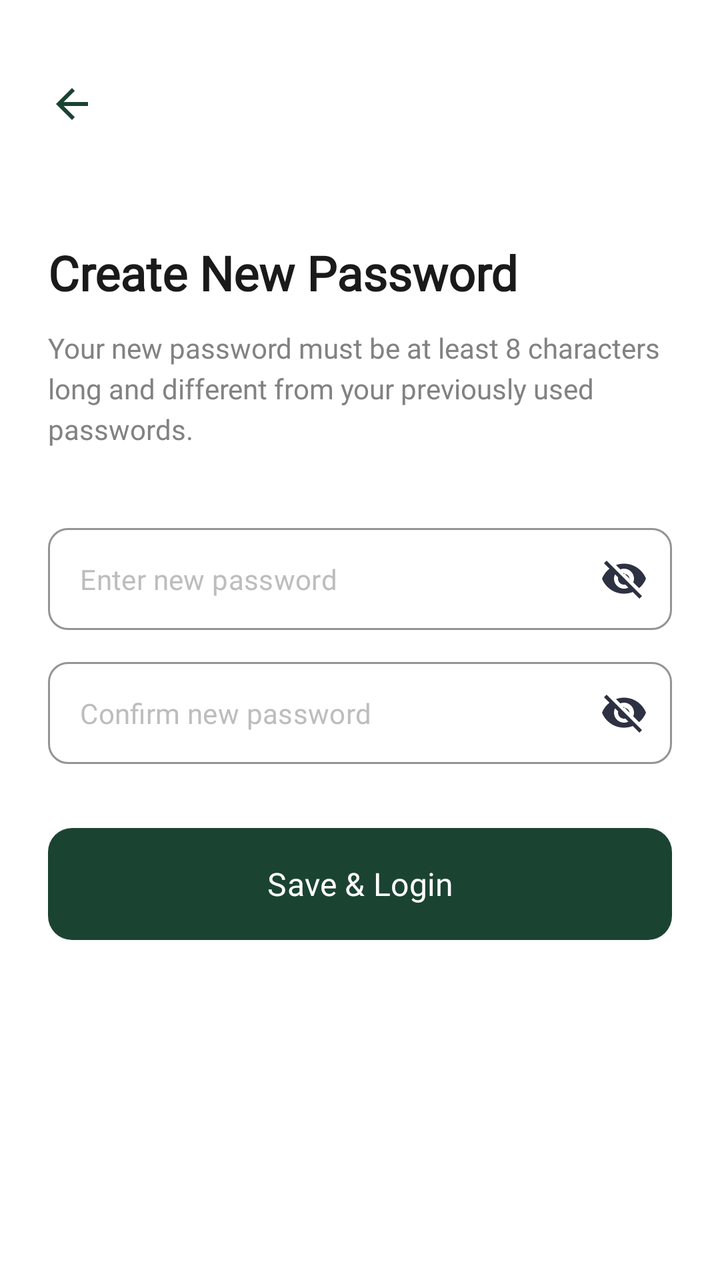
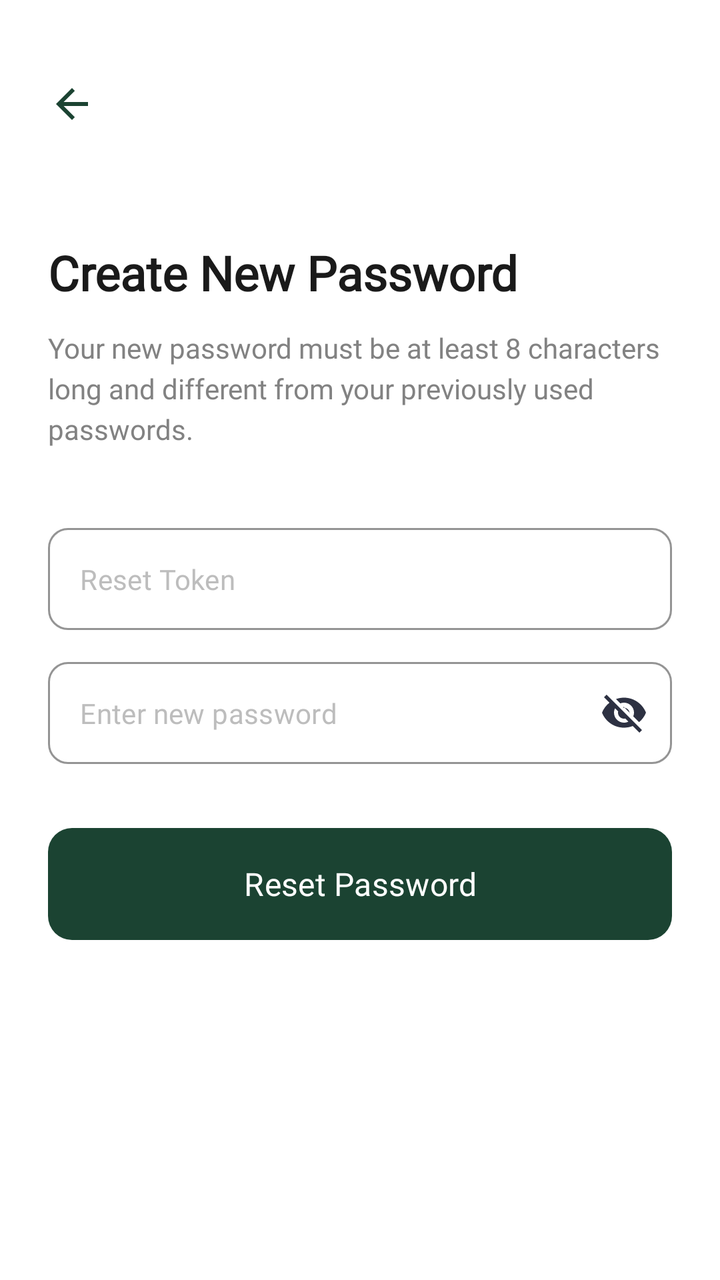

An Android layout rendered at two revisions. The XML below is the earlier revision; the diff shows what the commit changed to produce the second picture.
<!-- AndroidManifest.xml: application theme Theme.HarvestHubMobile -->
<!-- res/layout/activity_reset_password.xml -->
<?xml version="1.0" encoding="utf-8"?>
<androidx.constraintlayout.widget.ConstraintLayout xmlns:android="http://schemas.android.com/apk/res/android"
    xmlns:app="http://schemas.android.com/apk/res-auto"
    xmlns:tools="http://schemas.android.com/tools"
    android:layout_width="match_parent"
    android:layout_height="match_parent"
    android:background="@color/white"
    android:padding="24dp">

    <ImageView
        android:id="@+id/btnBack"
        android:layout_width="24dp"
        android:layout_height="24dp"
        android:layout_marginTop="16dp"
        android:clickable="true"
        android:focusable="true"
        android:src="@drawable/ic_back"
        app:layout_constraintStart_toStartOf="parent"
        app:layout_constraintTop_toTopOf="parent"
        app:tint="#1B4332"
        android:contentDescription="Back" />

    <TextView
        android:id="@+id/tvTitle"
        android:layout_width="wrap_content"
        android:layout_height="wrap_content"
        android:layout_marginTop="56dp"
        android:fontFamily="@font/plus_jakarta_sans_bold"
        android:text="Create New Password"
        android:textColor="#1A1A1A"
        android:textSize="24sp"
        android:textStyle="bold"
        app:layout_constraintStart_toStartOf="parent"
        app:layout_constraintTop_toBottomOf="@id/btnBack" />

    <TextView
        android:id="@+id/tvSubtitle"
        android:layout_width="0dp"
        android:layout_height="wrap_content"
        android:layout_marginTop="12dp"
        android:fontFamily="@font/plus_jakarta_sans"
        android:text="Your new password must be at least 8 characters long and different from your previously used passwords."
        android:textColor="#828282"
        android:textSize="14sp"
        android:lineSpacingExtra="4dp"
        app:layout_constraintEnd_toEndOf="parent"
        app:layout_constraintStart_toStartOf="parent"
        app:layout_constraintTop_toBottomOf="@id/tvTitle" />

    <com.google.android.material.textfield.TextInputLayout
        android:id="@+id/tilNewPassword"
        style="@style/Widget.MaterialComponents.TextInputLayout.OutlinedBox"
        android:layout_width="match_parent"
        android:layout_height="wrap_content"
        android:layout_marginTop="40dp"
        app:boxStrokeColor="#CCCCCC"
        app:boxCornerRadiusBottomEnd="10dp"
        app:boxCornerRadiusBottomStart="10dp"
        app:boxCornerRadiusTopEnd="10dp"
        app:boxCornerRadiusTopStart="10dp"
        app:hintEnabled="false"
        app:layout_constraintTop_toBottomOf="@id/tvSubtitle"
        app:endIconMode="password_toggle"
        app:endIconTint="#2D3142"
        app:endIconDrawable="@drawable/ic_visibility_off">

        <com.google.android.material.textfield.TextInputEditText
            android:id="@+id/etNewPassword"
            android:layout_width="match_parent"
            android:layout_height="wrap_content"
            android:hint="Enter new password"
            android:inputType="textPassword"
            android:padding="16dp"
            android:textColor="#1A1A1A"
            android:textColorHint="#BDBDBD"
            android:textSize="14sp"
            android:fontFamily="@font/plus_jakarta_sans" />
    </com.google.android.material.textfield.TextInputLayout>

    <com.google.android.material.textfield.TextInputLayout
        android:id="@+id/tilConfirmPassword"
        style="@style/Widget.MaterialComponents.TextInputLayout.OutlinedBox"
        android:layout_width="match_parent"
        android:layout_height="wrap_content"
        android:layout_marginTop="16dp"
        app:boxStrokeColor="#CCCCCC"
        app:boxCornerRadiusBottomEnd="10dp"
        app:boxCornerRadiusBottomStart="10dp"
        app:boxCornerRadiusTopEnd="10dp"
        app:boxCornerRadiusTopStart="10dp"
        app:hintEnabled="false"
        app:layout_constraintTop_toBottomOf="@id/tilNewPassword"
        app:endIconMode="password_toggle"
        app:endIconTint="#2D3142"
        app:endIconDrawable="@drawable/ic_visibility_off">

        <com.google.android.material.textfield.TextInputEditText
            android:id="@+id/etConfirmPassword"
            android:layout_width="match_parent"
            android:layout_height="wrap_content"
            android:hint="Confirm new password"
            android:inputType="textPassword"
            android:padding="16dp"
            android:textColor="#1A1A1A"
            android:textColorHint="#BDBDBD"
            android:textSize="14sp"
            android:fontFamily="@font/plus_jakarta_sans" />
    </com.google.android.material.textfield.TextInputLayout>

    <com.google.android.material.button.MaterialButton
        android:id="@+id/btnSave"
        android:layout_width="match_parent"
        android:layout_height="56dp"
        android:layout_marginTop="32dp"
        android:insetTop="0dp"
        android:insetBottom="0dp"
        android:text="Save &amp; Login"
        android:textAllCaps="false"
        android:textColor="@color/white"
        android:textSize="16sp"
        android:fontFamily="@font/plus_jakarta_sans_bold"
        app:backgroundTint="#1B4332"
        app:cornerRadius="12dp"
        app:layout_constraintTop_toBottomOf="@id/tilConfirmPassword" />

</androidx.constraintlayout.widget.ConstraintLayout>
<!-- resources referenced by this layout -->
<resources>
  <color name="white">#FFFFFFFF</color>
  <!-- drawable ic_back (drawable) -->
  <vector xmlns:android="http://schemas.android.com/apk/res/android"
      android:width="24dp"
      android:height="24dp"
      android:viewportWidth="24"
      android:viewportHeight="24">
      <path
          android:fillColor="@android:color/black"
          android:pathData="M20,11H7.83l5.59,-5.59L12,4l-8,8 8,8 1.41,-1.41L7.83,13H20v-2z" />
  </vector>
  <!-- drawable ic_visibility_off (drawable) -->
  <vector xmlns:android="http://schemas.android.com/apk/res/android"
      android:width="24dp"
      android:height="24dp"
      android:viewportWidth="24"
      android:viewportHeight="24">
      <path
          android:fillColor="@color/text_gray_light"
          android:pathData="M12,7c2.76,0 5,2.24 5,5 0,0.65 -0.13,1.26 -0.36,1.82l2.92,2.92c1.51,-1.26 2.7,-2.89 3.44,-4.74 -1.73,-4.39 -6,-7.5 -11,-7.5 -1.4,0 -2.74,0.25 -3.98,0.7l2.16,2.16C10.74,7.13 11.35,7 12,7zM2,4.27l2.28,2.28 0.46,0.46C3.08,8.3 1.78,10.02 1,12c1.73,4.39 6,7.5 11,7.5 1.55,0 3.03,-0.3 4.38,-0.84l0.42,0.42L19.73,22 21,20.73 3.27,3 2,4.27zM7.53,9.8l1.55,1.55c-0.05,0.21 -0.08,0.43 -0.08,0.65 0,1.66 1.34,3 3,3 0.22,0 0.44,-0.03 0.65,-0.08l1.55,1.55c-0.67,0.33 -1.41,0.53 -2.2,0.53 -2.76,0 -5,-2.24 -5,-5 0,-0.79 0.2,-1.53 0.53,-2.2zM11.84,9.02l3.14,3.14 -0.14,0.34c0,-1.66 -1.34,-3 -3,-3l-0.34,0.14z" />
  </vector>
  <style name="Theme.HarvestHubMobile" parent="Base.Theme.HarvestHubMobile" />
  <color name="text_gray_light">#D1D1D1</color>
  <style name="Base.Theme.HarvestHubMobile" parent="Theme.Material3.DayNight.NoActionBar">
          
          <item name="colorPrimary">@color/primary_green</item>
          <item name="android:statusBarColor">@color/white</item>
          <item name="android:fontFamily">@font/plus_jakarta_sans</item>
      </style>
  <color name="primary_green">#1B4332</color>
</resources>

<!-- the commit's change to res/layout/activity_reset_password.xml (unified diff, before → after) -->
@@ -48,7 +48,7 @@
         app:layout_constraintTop_toBottomOf="@id/tvTitle" />
 
     <com.google.android.material.textfield.TextInputLayout
-        android:id="@+id/tilNewPassword"
+        android:id="@+id/tilResetToken"
         style="@style/Widget.MaterialComponents.TextInputLayout.OutlinedBox"
         android:layout_width="match_parent"
         android:layout_height="wrap_content"
@@ -59,13 +59,40 @@
         app:boxCornerRadiusTopEnd="10dp"
         app:boxCornerRadiusTopStart="10dp"
         app:hintEnabled="false"
-        app:layout_constraintTop_toBottomOf="@id/tvSubtitle"
+        app:layout_constraintTop_toBottomOf="@id/tvSubtitle">
+
+        <com.google.android.material.textfield.TextInputEditText
+            android:id="@+id/et_reset_token"
+            android:layout_width="match_parent"
+            android:layout_height="wrap_content"
+            android:hint="Reset Token"
+            android:inputType="text"
+            android:padding="16dp"
+            android:textColor="#1A1A1A"
+            android:textColorHint="#BDBDBD"
+            android:textSize="14sp"
+            android:fontFamily="@font/plus_jakarta_sans" />
+    </com.google.android.material.textfield.TextInputLayout>
+
+    <com.google.android.material.textfield.TextInputLayout
+        android:id="@+id/tilNewPassword"
+        style="@style/Widget.MaterialComponents.TextInputLayout.OutlinedBox"
+        android:layout_width="match_parent"
+        android:layout_height="wrap_content"
+        android:layout_marginTop="16dp"
+        app:boxStrokeColor="#CCCCCC"
+        app:boxCornerRadiusBottomEnd="10dp"
+        app:boxCornerRadiusBottomStart="10dp"
+        app:boxCornerRadiusTopEnd="10dp"
+        app:boxCornerRadiusTopStart="10dp"
+        app:hintEnabled="false"
+        app:layout_constraintTop_toBottomOf="@id/tilResetToken"
         app:endIconMode="password_toggle"
         app:endIconTint="#2D3142"
         app:endIconDrawable="@drawable/ic_visibility_off">
 
         <com.google.android.material.textfield.TextInputEditText
-            android:id="@+id/etNewPassword"
+            android:id="@+id/et_new_password"
             android:layout_width="match_parent"
             android:layout_height="wrap_content"
             android:hint="Enter new password"
@@ -77,50 +104,30 @@
             android:fontFamily="@font/plus_jakarta_sans" />
     </com.google.android.material.textfield.TextInputLayout>
 
-    <com.google.android.material.textfield.TextInputLayout
-        android:id="@+id/tilConfirmPassword"
-        style="@style/Widget.MaterialComponents.TextInputLayout.OutlinedBox"
-        android:layout_width="match_parent"
-        android:layout_height="wrap_content"
-        android:layout_marginTop="16dp"
-        app:boxStrokeColor="#CCCCCC"
-        app:boxCornerRadiusBottomEnd="10dp"
-        app:boxCornerRadiusBottomStart="10dp"
-        app:boxCornerRadiusTopEnd="10dp"
-        app:boxCornerRadiusTopStart="10dp"
-        app:hintEnabled="false"
-        app:layout_constraintTop_toBottomOf="@id/tilNewPassword"
-        app:endIconMode="password_toggle"
-        app:endIconTint="#2D3142"
-        app:endIconDrawable="@drawable/ic_visibility_off">
-
-        <com.google.android.material.textfield.TextInputEditText
-            android:id="@+id/etConfirmPassword"
-            android:layout_width="match_parent"
-            android:layout_height="wrap_content"
-            android:hint="Confirm new password"
-            android:inputType="textPassword"
-            android:padding="16dp"
-            android:textColor="#1A1A1A"
-            android:textColorHint="#BDBDBD"
-            android:textSize="14sp"
-            android:fontFamily="@font/plus_jakarta_sans" />
-    </com.google.android.material.textfield.TextInputLayout>
-
     <com.google.android.material.button.MaterialButton
-        android:id="@+id/btnSave"
+        android:id="@+id/btn_reset_password"
         android:layout_width="match_parent"
         android:layout_height="56dp"
         android:layout_marginTop="32dp"
         android:insetTop="0dp"
         android:insetBottom="0dp"
-        android:text="Save &amp; Login"
+        android:text="Reset Password"
         android:textAllCaps="false"
         android:textColor="@color/white"
         android:textSize="16sp"
         android:fontFamily="@font/plus_jakarta_sans_bold"
         app:backgroundTint="#1B4332"
         app:cornerRadius="12dp"
-        app:layout_constraintTop_toBottomOf="@id/tilConfirmPassword" />
+        app:layout_constraintTop_toBottomOf="@id/tilNewPassword" />
+
+    <ProgressBar
+        android:id="@+id/progress_bar"
+        android:layout_width="wrap_content"
+        android:layout_height="wrap_content"
+        android:layout_marginTop="16dp"
+        android:visibility="gone"
+        app:layout_constraintTop_toBottomOf="@id/btn_reset_password"
+        app:layout_constraintStart_toStartOf="parent"
+        app:layout_constraintEnd_toEndOf="parent" />
 
 </androidx.constraintlayout.widget.ConstraintLayout>
